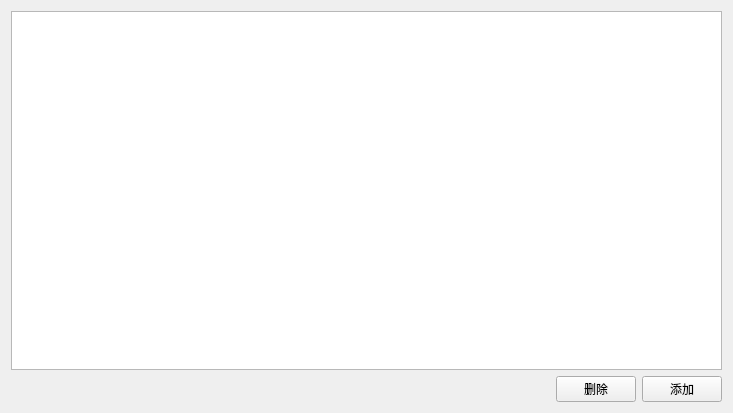
x-tools-author/x-tools, file src/pages/page/input/SAKInputDataItemManager.ui: the form before one commit.
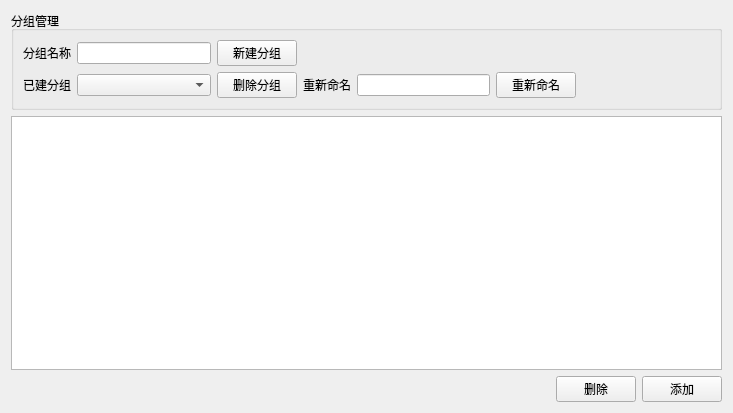
The form after the commit.

What changed in the file:
```diff
--- a/src/pages/page/input/SAKInputDataItemManager.ui
+++ b/src/pages/page/input/SAKInputDataItemManager.ui
@@ -14,34 +14,127 @@
    <string>发送数据预设</string>
   </property>
   <layout class="QGridLayout" name="gridLayout">
-   <item row="1" column="2">
+   <item row="2" column="0">
+    <widget class="QLabel" name="infoLabel">
+     <property name="sizePolicy">
+      <sizepolicy hsizetype="Expanding" vsizetype="Preferred">
+       <horstretch>0</horstretch>
+       <verstretch>0</verstretch>
+      </sizepolicy>
+     </property>
+     <property name="text">
+      <string/>
+     </property>
+    </widget>
+   </item>
+   <item row="2" column="2">
     <widget class="QPushButton" name="addPushButton">
      <property name="text">
       <string>添加</string>
      </property>
     </widget>
    </item>
-   <item row="1" column="1">
+   <item row="2" column="1">
     <widget class="QPushButton" name="deletePushButton">
      <property name="text">
       <string>删除</string>
      </property>
     </widget>
    </item>
-   <item row="0" column="0" colspan="3">
+   <item row="1" column="0" colspan="3">
     <widget class="QListWidget" name="itemListWidget"/>
    </item>
-   <item row="1" column="0">
-    <widget class="QLabel" name="infoLabel">
+   <item row="0" column="0" colspan="3">
+    <widget class="QGroupBox" name="groupBox">
      <property name="sizePolicy">
-      <sizepolicy hsizetype="Expanding" vsizetype="Preferred">
+      <sizepolicy hsizetype="Preferred" vsizetype="Preferred">
        <horstretch>0</horstretch>
        <verstretch>0</verstretch>
       </sizepolicy>
      </property>
-     <property name="text">
-      <string/>
+     <property name="title">
+      <string>分组管理</string>
      </property>
+     <layout class="QGridLayout" name="gridLayout_2">
+      <item row="0" column="0">
+       <widget class="QLabel" name="label">
+        <property name="text">
+         <string>分组名称</string>
+        </property>
+       </widget>
+      </item>
+      <item row="0" column="1">
+       <widget class="QLineEdit" name="nameLineEdit">
+        <property name="text">
+         <string notr="true"/>
+        </property>
+        <property name="placeholderText">
+         <string/>
+        </property>
+       </widget>
+      </item>
+      <item row="0" column="6">
+       <spacer name="horizontalSpacer">
+        <property name="orientation">
+         <enum>Qt::Horizontal</enum>
+        </property>
+        <property name="sizeHint" stdset="0">
+         <size>
+          <width>40</width>
+          <height>20</height>
+         </size>
+        </property>
+       </spacer>
+      </item>
+      <item row="1" column="0">
+       <widget class="QLabel" name="label_2">
+        <property name="text">
+         <string>已建分组</string>
+        </property>
+       </widget>
+      </item>
+      <item row="1" column="1">
+       <widget class="QComboBox" name="comboBox"/>
+      </item>
+      <item row="1" column="2">
+       <widget class="QPushButton" name="deletePushButton_2">
+        <property name="text">
+         <string>删除分组</string>
+        </property>
+       </widget>
+      </item>
+      <item row="1" column="3">
+       <widget class="QLabel" name="label_3">
+        <property name="text">
+         <string>重新命名</string>
+        </property>
+        <property name="alignment">
+         <set>Qt::AlignCenter</set>
+        </property>
+       </widget>
+      </item>
+      <item row="1" column="4">
+       <widget class="QLineEdit" name="renameLineEdit">
+        <property name="text">
+         <string notr="true"/>
+        </property>
+       </widget>
+      </item>
+      <item row="1" column="5">
+       <widget class="QPushButton" name="renamePushButton">
+        <property name="text">
+         <string>重新命名</string>
+        </property>
+       </widget>
+      </item>
+      <item row="0" column="2">
+       <widget class="QPushButton" name="createPushButton">
+        <property name="text">
+         <string>新建分组</string>
+        </property>
+       </widget>
+      </item>
+     </layout>
     </widget>
    </item>
   </layout>
```
